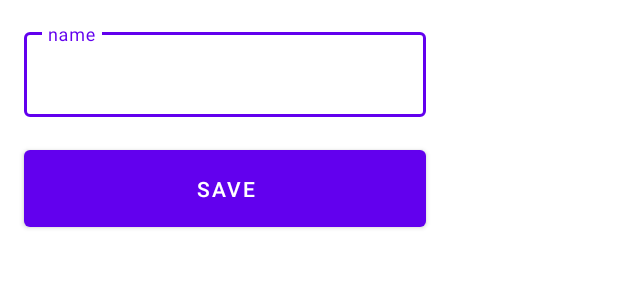
After one commit to atabekkr/ShoppingList, an Android app: the layout dialog_purchase_edit.xml on its own in the app's theme, with its tools: preview values and no code run, on a phone screen of 412 x 824 dp. The commit adds this screen. Shown: the top 300 px of the screen. Run offline under Robolectric (Android 15) with nearby library versions, the light colour scheme and no system bars.

Commit message:
spisoktin ati ozgeretin boldi

```diff
--- a/app/src/main/java/com/example/shoppinglist/data/RollDao.kt
+++ b/app/src/main/java/com/example/shoppinglist/data/RollDao.kt
@@ -18,4 +18,5 @@ interface RollDao {
 
     @Query("Select * From rolls Where topic_id=:topicId")
     fun getRoll(topicId: Int): MutableList<Roll>
+
 }
--- a/app/src/main/java/com/example/shoppinglist/ui/all/AddPurchaseDialog.kt
+++ b/app/src/main/java/com/example/shoppinglist/ui/all/AddPurchaseDialog.kt
@@ -26,11 +26,10 @@ class AddPurchaseDialog(private val lastId: Int): DialogFragment(R.layout.dialog
 
                 if (name.isNotEmpty()) {
                     val purchase = Purchase(
-                        name = name,
+                        name = name
                     )
-
                     dao.addPurchase(purchase)
-                    onAddSuccess.invoke(lastId + 1)
+                    onAddSuccess.invoke(purchase.id) // purchase.id = 0
                     dismiss()
                 } else {
                     Toast.makeText(requireContext(), "Toltir", Toast.LENGTH_SHORT).show()
--- /dev/null
+++ b/app/src/main/res/layout/dialog_purchase_edit.xml
@@ -0,0 +1,42 @@
+<?xml version="1.0" encoding="utf-8"?>
+<androidx.constraintlayout.widget.ConstraintLayout xmlns:android="http://schemas.android.com/apk/res/android"
+    android:layout_width="wrap_content"
+    android:layout_height="wrap_content"
+    android:minWidth="300dp"
+    xmlns:app="http://schemas.android.com/apk/res-auto">
+
+    <com.google.android.material.textfield.TextInputLayout
+        android:id="@+id/til_name"
+        android:layout_width="0dp"
+        android:layout_height="wrap_content"
+        style="@style/Widget.MaterialComponents.TextInputLayout.OutlinedBox"
+        android:hint="name"
+        app:layout_constraintTop_toTopOf="parent"
+        app:layout_constraintStart_toStartOf="parent"
+        app:layout_constraintEnd_toEndOf="parent"
+        android:layout_margin="16dp"
+        app:endIconMode="clear_text" >
+
+        <com.google.android.material.textfield.TextInputEditText
+            android:id="@+id/et_name"
+            android:layout_width="match_parent"
+            android:layout_height="wrap_content"
+            android:inputType="text"
+            android:maxLength="25" />
+
+    </com.google.android.material.textfield.TextInputLayout>
+
+    <com.google.android.material.button.MaterialButton
+        android:id="@+id/btn_save"
+        android:layout_width="0dp"
+        android:layout_height="wrap_content"
+        app:layout_constraintStart_toStartOf="@id/til_name"
+        app:layout_constraintEnd_toEndOf="@id/til_name"
+        app:layout_constraintTop_toBottomOf="@id/til_name"
+        android:layout_marginVertical="16dp"
+        android:paddingVertical="16dp"
+        android:text="Save"
+        app:layout_constraintBottom_toBottomOf="parent" />
+
+
+</androidx.constraintlayout.widget.ConstraintLayout>
```
Also changed, not shown: app/src/main/java/com/example/shoppinglist/data/PurchaseDao.kt (+9 -0 lines), app/src/main/java/com/example/shoppinglist/ui/PurchaseAdapter.kt (+8 -3 lines), app/src/main/java/com/example/shoppinglist/ui/all/AllPurchasesFragment.kt (+40 -7 lines), app/src/main/java/com/example/shoppinglist/ui/all/EditPurchaseDialog.kt (added, +53 -0 lines).
